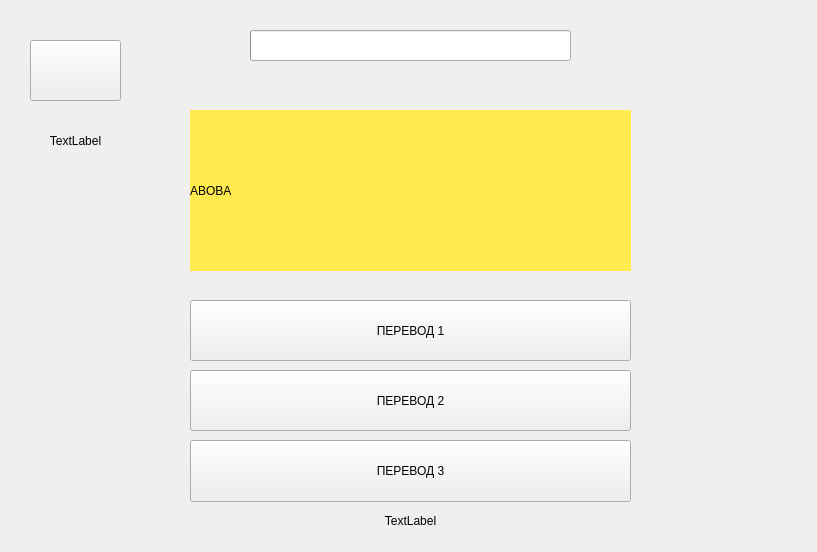
Above: quizwidget.ui from sinfillo/SpeakSavvy before the change. Below: the same form after it.
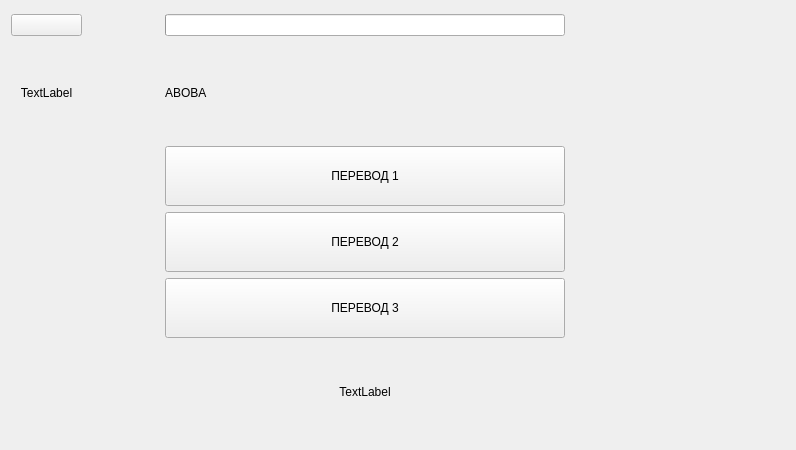
That is the form after the change.

What changed in the file:
```diff
--- a/quizwidget.ui
+++ b/quizwidget.ui
@@ -6,92 +6,16 @@
    <rect>
     <x>0</x>
     <y>0</y>
-    <width>817</width>
-    <height>552</height>
+    <width>796</width>
+    <height>450</height>
    </rect>
   </property>
   <property name="windowTitle">
    <string>Form</string>
   </property>
-  <widget class="QLabel" name="cntCorrectLabel">
-   <property name="geometry">
-    <rect>
-     <x>190</x>
-     <y>40</y>
-     <width>61</width>
-     <height>61</height>
-    </rect>
-   </property>
-   <property name="styleSheet">
-    <string notr="true">font: 24pt &quot;Academy Engraved LET&quot;;</string>
-   </property>
-   <property name="text">
-    <string>&lt;html&gt;&lt;head/&gt;&lt;body&gt;&lt;p align=&quot;center&quot;&gt;&lt;br/&gt;&lt;/p&gt;&lt;/body&gt;&lt;/html&gt;</string>
-   </property>
-  </widget>
-  <widget class="QLabel" name="remainderLabel">
-   <property name="geometry">
-    <rect>
-     <x>190</x>
-     <y>510</y>
-     <width>441</width>
-     <height>21</height>
-    </rect>
-   </property>
-   <property name="styleSheet">
-    <string notr="true">font: 18pt &quot;Academy Engraved LET&quot;;</string>
-   </property>
-   <property name="text">
-    <string>TextLabel</string>
-   </property>
-   <property name="alignment">
-    <set>Qt::AlignCenter</set>
-   </property>
-  </widget>
-  <widget class="QLabel" name="timeLabel">
-   <property name="geometry">
-    <rect>
-     <x>30</x>
-     <y>100</y>
-     <width>91</width>
-     <height>81</height>
-    </rect>
-   </property>
-   <property name="styleSheet">
-    <string notr="true">font: 18pt &quot;Academy Engraved LET&quot;;</string>
-   </property>
-   <property name="text">
-    <string>TextLabel</string>
-   </property>
-   <property name="alignment">
-    <set>Qt::AlignCenter</set>
-   </property>
-  </widget>
-  <widget class="QLabel" name="cntAllLabel">
-   <property name="geometry">
-    <rect>
-     <x>570</x>
-     <y>40</y>
-     <width>61</width>
-     <height>61</height>
-    </rect>
-   </property>
-   <property name="styleSheet">
-    <string notr="true">font: 24pt &quot;Academy Engraved LET&quot;;</string>
-   </property>
-   <property name="text">
-    <string/>
-   </property>
-  </widget>
+  <layout class="QGridLayout" name="gridLayout">
+   <item row="0" column="0">
   <widget class="QPushButton" name="backButton">
-   <property name="geometry">
-    <rect>
-     <x>30</x>
-     <y>40</y>
-     <width>91</width>
-     <height>61</height>
-    </rect>
-   </property>
    <property name="styleSheet">
     <string notr="true"/>
    </property>
@@ -99,28 +23,19 @@
     <string/>
    </property>
   </widget>
-  <widget class="QPushButton" name="translationButton2">
-   <property name="geometry">
-    <rect>
-     <x>190</x>
-     <y>370</y>
-     <width>441</width>
-     <height>61</height>
-    </rect>
+   </item>
+   <item row="0" column="1">
+    <widget class="QLabel" name="cntCorrectLabel">
+     <property name="styleSheet">
+      <string notr="true">font: 24pt &quot;Academy Engraved LET&quot;;</string>
    </property>
    <property name="text">
-    <string>ПЕРЕВОД 2</string>
-   </property>
-  </widget>
+      <string>&lt;html&gt;&lt;head/&gt;&lt;body&gt;&lt;p align=&quot;center&quot;&gt;&lt;br/&gt;&lt;/p&gt;&lt;/body&gt;&lt;/html&gt;</string>
+     </property>
+    </widget>
+   </item>
+   <item row="0" column="2">
   <widget class="QProgressBar" name="progressBar">
-   <property name="geometry">
-    <rect>
-     <x>250</x>
-     <y>30</y>
-     <width>321</width>
-     <height>31</height>
-    </rect>
-   </property>
    <property name="maximum">
     <number>10</number>
    </property>
@@ -131,41 +46,32 @@
     <string/>
    </property>
   </widget>
-  <widget class="QPushButton" name="translationButton1">
-   <property name="geometry">
-    <rect>
-     <x>190</x>
-     <y>300</y>
-     <width>441</width>
-     <height>61</height>
-    </rect>
+   </item>
+   <item row="0" column="4">
+    <widget class="QLabel" name="cntAllLabel">
+     <property name="styleSheet">
+      <string notr="true">font: 24pt &quot;Academy Engraved LET&quot;;</string>
    </property>
    <property name="text">
-    <string>ПЕРЕВОД 1</string>
-   </property>
-  </widget>
-  <widget class="QPushButton" name="translationButton3">
-   <property name="geometry">
-    <rect>
-     <x>190</x>
-     <y>440</y>
-     <width>441</width>
-     <height>62</height>
-    </rect>
+      <string/>
+     </property>
+    </widget>
+   </item>
+   <item row="1" column="0">
+    <widget class="QLabel" name="timeLabel">
+     <property name="styleSheet">
+      <string notr="true">font: 18pt &quot;PT Mono&quot;;</string>
    </property>
    <property name="text">
-    <string>ПЕРЕВОД 3</string>
-   </property>
-  </widget>
+      <string>TextLabel</string>
+     </property>
+     <property name="alignment">
+      <set>Qt::AlignCenter</set>
+     </property>
+    </widget>
+   </item>
+   <item row="1" column="2">
   <widget class="QLabel" name="curWordLabel">
-   <property name="geometry">
-    <rect>
-     <x>190</x>
-     <y>110</y>
-     <width>441</width>
-     <height>161</height>
-    </rect>
-   </property>
    <property name="toolTip">
     <string>&lt;html&gt;&lt;head/&gt;&lt;body&gt;&lt;p align=&quot;center&quot;&gt;&lt;br/&gt;&lt;/p&gt;&lt;/body&gt;&lt;/html&gt;</string>
    </property>
@@ -173,13 +79,153 @@
     <string>&lt;html&gt;&lt;head/&gt;&lt;body&gt;&lt;p align=&quot;center&quot;&gt;&lt;br/&gt;&lt;/p&gt;&lt;/body&gt;&lt;/html&gt;</string>
    </property>
    <property name="styleSheet">
-    <string notr="true">background-color: rgb(255, 235, 78);
-font: 36pt &quot;Academy Engraved LET&quot;;</string>
+      <string notr="true">font: 40pt &quot;PT Mono&quot;;</string>
    </property>
    <property name="text">
     <string>ABOBA</string>
    </property>
   </widget>
+   </item>
+   <item row="2" column="0" colspan="2">
+    <spacer name="horizontalSpacer">
+     <property name="orientation">
+      <enum>Qt::Horizontal</enum>
+     </property>
+     <property name="sizeHint" stdset="0">
+      <size>
+       <width>148</width>
+       <height>20</height>
+      </size>
+     </property>
+    </spacer>
+   </item>
+   <item row="2" column="2">
+    <widget class="QPushButton" name="translationButton1">
+     <property name="minimumSize">
+      <size>
+       <width>400</width>
+       <height>60</height>
+      </size>
+     </property>
+     <property name="styleSheet">
+      <string notr="true">font: 20pt &quot;PT Mono&quot;;</string>
+     </property>
+     <property name="text">
+      <string>ПЕРЕВОД 1</string>
+     </property>
+    </widget>
+   </item>
+   <item row="2" column="3">
+    <spacer name="horizontalSpacer_4">
+     <property name="orientation">
+      <enum>Qt::Horizontal</enum>
+     </property>
+     <property name="sizeHint" stdset="0">
+      <size>
+       <width>170</width>
+       <height>20</height>
+      </size>
+     </property>
+    </spacer>
+   </item>
+   <item row="3" column="0" colspan="2">
+    <spacer name="horizontalSpacer_2">
+     <property name="orientation">
+      <enum>Qt::Horizontal</enum>
+     </property>
+     <property name="sizeHint" stdset="0">
+      <size>
+       <width>148</width>
+       <height>20</height>
+      </size>
+     </property>
+    </spacer>
+   </item>
+   <item row="3" column="2">
+    <widget class="QPushButton" name="translationButton2">
+     <property name="minimumSize">
+      <size>
+       <width>400</width>
+       <height>60</height>
+      </size>
+     </property>
+     <property name="styleSheet">
+      <string notr="true">font: 20pt &quot;PT Mono&quot;;</string>
+     </property>
+     <property name="text">
+      <string>ПЕРЕВОД 2</string>
+     </property>
+    </widget>
+   </item>
+   <item row="3" column="3">
+    <spacer name="horizontalSpacer_5">
+     <property name="orientation">
+      <enum>Qt::Horizontal</enum>
+     </property>
+     <property name="sizeHint" stdset="0">
+      <size>
+       <width>170</width>
+       <height>20</height>
+      </size>
+     </property>
+    </spacer>
+   </item>
+   <item row="4" column="0" colspan="2">
+    <spacer name="horizontalSpacer_3">
+     <property name="orientation">
+      <enum>Qt::Horizontal</enum>
+     </property>
+     <property name="sizeHint" stdset="0">
+      <size>
+       <width>148</width>
+       <height>20</height>
+      </size>
+     </property>
+    </spacer>
+   </item>
+   <item row="4" column="2">
+    <widget class="QPushButton" name="translationButton3">
+     <property name="minimumSize">
+      <size>
+       <width>400</width>
+       <height>60</height>
+      </size>
+     </property>
+     <property name="styleSheet">
+      <string notr="true">font: 20pt &quot;PT Mono&quot;;</string>
+     </property>
+     <property name="text">
+      <string>ПЕРЕВОД 3</string>
+     </property>
+    </widget>
+   </item>
+   <item row="4" column="3">
+    <spacer name="horizontalSpacer_6">
+     <property name="orientation">
+      <enum>Qt::Horizontal</enum>
+     </property>
+     <property name="sizeHint" stdset="0">
+      <size>
+       <width>170</width>
+       <height>20</height>
+      </size>
+     </property>
+    </spacer>
+   </item>
+   <item row="5" column="2">
+    <widget class="QLabel" name="remainderLabel">
+     <property name="styleSheet">
+      <string notr="true">font: 18pt &quot;PT Mono&quot;;</string>
+     </property>
+     <property name="text">
+      <string>TextLabel</string>
+     </property>
+     <property name="alignment">
+      <set>Qt::AlignCenter</set>
+     </property>
+    </widget>
+   </item>
+  </layout>
  </widget>
  <resources/>
  <connections/>
```
Lines whose indentation alone changed are shown as unchanged.
